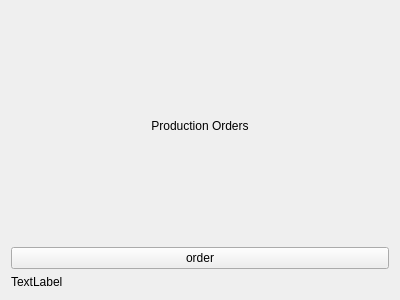
MagdaOleksandrTeam/ProductionPlanner, file ui/OrdersView.ui: the form before one commit.
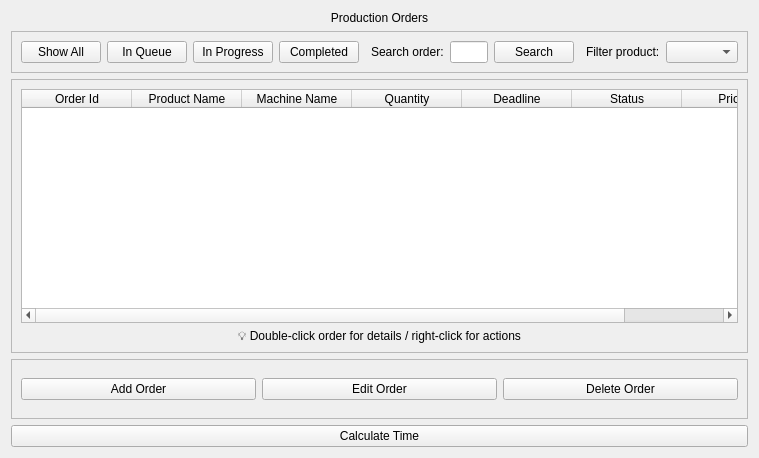
The form after the commit.

Commit message:
Orders & Machines: UI improvements and calculator
- Added Production Time Calculator dialog for Orders
- Implemented priority coloring in Orders table with stronger colors for better visibility
- Corrected BOM material quantity calculations in OrderDetails
- Added search functionality in Machine view
- Refactored Order dialogs:
  - OrderDialog (add/edit orders)
  - OrderDetailsDialog (view order & required materials)
- Styled dialogs with uniform label classes and better UX
- Updated / created 3 Orders-related files
- Minor UI adjustments and repository fixes

What changed in the file:
```diff
--- a/ui/OrdersView.ui
+++ b/ui/OrdersView.ui
@@ -6,8 +6,8 @@
    <rect>
     <x>0</x>
     <y>0</y>
-    <width>400</width>
-    <height>300</height>
+    <width>759</width>
+    <height>458</height>
    </rect>
   </property>
   <property name="windowTitle">
@@ -17,7 +17,7 @@
    <item>
     <widget class="QLabel" name="lblTitle">
      <property name="sizePolicy">
-      <sizepolicy hsizetype="Minimum" vsizetype="Expanding">
+      <sizepolicy hsizetype="Expanding" vsizetype="Fixed">
        <horstretch>0</horstretch>
        <verstretch>0</verstretch>
       </sizepolicy>
@@ -34,16 +34,233 @@
     </widget>
    </item>
    <item>
-    <widget class="QPushButton" name="pushButton">
-     <property name="text">
-      <string>order</string>
+    <widget class="QFrame" name="frame_filters">
+     <property name="sizePolicy">
+      <sizepolicy hsizetype="Expanding" vsizetype="Fixed">
+       <horstretch>0</horstretch>
+       <verstretch>0</verstretch>
+      </sizepolicy>
      </property>
+     <property name="minimumSize">
+      <size>
+       <width>0</width>
+       <height>0</height>
+      </size>
+     </property>
+     <property name="frameShape">
+      <enum>QFrame::Shape::StyledPanel</enum>
+     </property>
+     <property name="frameShadow">
+      <enum>QFrame::Shadow::Raised</enum>
+     </property>
+     <layout class="QHBoxLayout" name="horizontalLayout">
+      <item>
+       <widget class="QPushButton" name="btn_show_all">
+        <property name="text">
+         <string>Show All</string>
+        </property>
+        <property name="checkable">
+         <bool>true</bool>
+        </property>
+       </widget>
+      </item>
+      <item>
+       <widget class="QPushButton" name="btn_show_in_queue">
+        <property name="text">
+         <string>In Queue</string>
+        </property>
+        <property name="checkable">
+         <bool>true</bool>
+        </property>
+       </widget>
+      </item>
+      <item>
+       <widget class="QPushButton" name="btn_show_in_progress">
+        <property name="text">
+         <string>In Progress</string>
+        </property>
+        <property name="checkable">
+         <bool>true</bool>
+        </property>
+       </widget>
+      </item>
+      <item>
+       <widget class="QPushButton" name="btn_show_completed">
+        <property name="text">
+         <string>Completed</string>
+        </property>
+        <property name="checkable">
+         <bool>true</bool>
+        </property>
+       </widget>
+      </item>
+      <item>
+       <widget class="QWidget" name="spacer" native="true"/>
+      </item>
+      <item>
+       <widget class="QLabel" name="lblSearch">
+        <property name="text">
+         <string>Search order:</string>
+        </property>
+       </widget>
+      </item>
+      <item>
+       <widget class="QLineEdit" name="le_search_product"/>
+      </item>
+      <item>
+       <widget class="QPushButton" name="btn_search">
+        <property name="text">
+         <string>Search</string>
+        </property>
+       </widget>
+      </item>
+      <item>
+       <widget class="QWidget" name="spacer_2" native="true"/>
+      </item>
+      <item>
+       <widget class="QLabel" name="lbl_info">
+        <property name="text">
+         <string>Filter product:</string>
+        </property>
+       </widget>
+      </item>
+      <item>
+       <widget class="QComboBox" name="cb_filter_product"/>
+      </item>
+     </layout>
     </widget>
    </item>
    <item>
-    <widget class="QLabel" name="label_2">
+    <widget class="QFrame" name="frame_table">
+     <property name="frameShape">
+      <enum>QFrame::Shape::StyledPanel</enum>
+     </property>
+     <property name="frameShadow">
+      <enum>QFrame::Shadow::Raised</enum>
+     </property>
+     <layout class="QVBoxLayout" name="verticalLayout_2">
+      <item>
+       <widget class="QTableWidget" name="tableOrders">
+        <property name="editTriggers">
+         <set>QAbstractItemView::EditTrigger::NoEditTriggers</set>
+        </property>
+        <property name="alternatingRowColors">
+         <bool>false</bool>
+        </property>
+        <property name="selectionMode">
+         <enum>QAbstractItemView::SelectionMode::SingleSelection</enum>
+        </property>
+        <property name="selectionBehavior">
+         <enum>QAbstractItemView::SelectionBehavior::SelectRows</enum>
+        </property>
+        <property name="sortingEnabled">
+         <bool>true</bool>
+        </property>
+        <attribute name="horizontalHeaderDefaultSectionSize">
+         <number>110</number>
+        </attribute>
+        <attribute name="horizontalHeaderStretchLastSection">
+         <bool>true</bool>
+        </attribute>
+        <column>
+         <property name="text">
+          <string>Order Id</string>
+         </property>
+        </column>
+        <column>
+         <property name="text">
+          <string>Product Name</string>
+         </property>
+        </column>
+        <column>
+         <property name="text">
+          <string>Machine Name</string>
+         </property>
+        </column>
+        <column>
+         <property name="text">
+          <string>Quantity</string>
+         </property>
+        </column>
+        <column>
+         <property name="text">
+          <string>Deadline</string>
+         </property>
+        </column>
+        <column>
+         <property name="text">
+          <string>Status</string>
+         </property>
+        </column>
+        <column>
+         <property name="text">
+          <string>Priority</string>
+         </property>
+        </column>
+       </widget>
+      </item>
+      <item>
+       <widget class="QLabel" name="lblHint">
+        <property name="sizePolicy">
+         <sizepolicy hsizetype="Expanding" vsizetype="Fixed">
+          <horstretch>0</horstretch>
+          <verstretch>0</verstretch>
+         </sizepolicy>
+        </property>
+        <property name="text">
+         <string>💡 Double-click order for details / right-click for actions</string>
+        </property>
+        <property name="alignment">
+         <set>Qt::AlignmentFlag::AlignCenter</set>
+        </property>
+       </widget>
+      </item>
+     </layout>
+    </widget>
+   </item>
+   <item>
+    <widget class="QFrame" name="frame_action_bar">
+     <property name="minimumSize">
+      <size>
+       <width>0</width>
+       <height>60</height>
+      </size>
+     </property>
+     <property name="frameShape">
+      <enum>QFrame::Shape::StyledPanel</enum>
+     </property>
+     <property name="frameShadow">
+      <enum>QFrame::Shadow::Raised</enum>
+     </property>
+     <layout class="QHBoxLayout" name="horizontalLayout_2">
+      <item>
+       <widget class="QPushButton" name="btn_addOrder">
+        <property name="text">
+         <string>Add Order</string>
+        </property>
+       </widget>
+      </item>
+      <item>
+       <widget class="QPushButton" name="btn_editOrder">
+        <property name="text">
+         <string>Edit Order</string>
+        </property>
+       </widget>
+      </item>
+      <item>
+       <widget class="QPushButton" name="btn_deleteOrder">
+        <property name="text">
+         <string>Delete Order</string>
+        </property>
+       </widget>
+      </item>
+     </layout>
+    </widget>
+   </item>
+   <item>
+    <widget class="QPushButton" name="btn_calculate_time">
      <property name="text">
-      <string>TextLabel</string>
+      <string>Calculate Time</string>
      </property>
     </widget>
    </item>
```
The commit also changes 20 other files.
